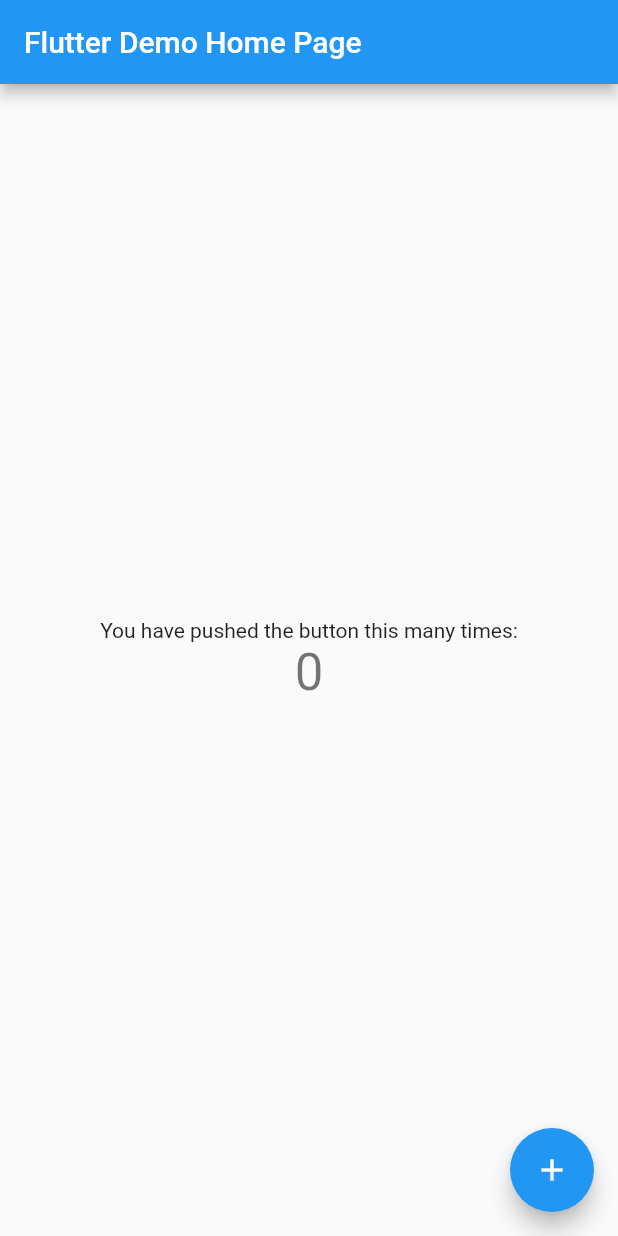
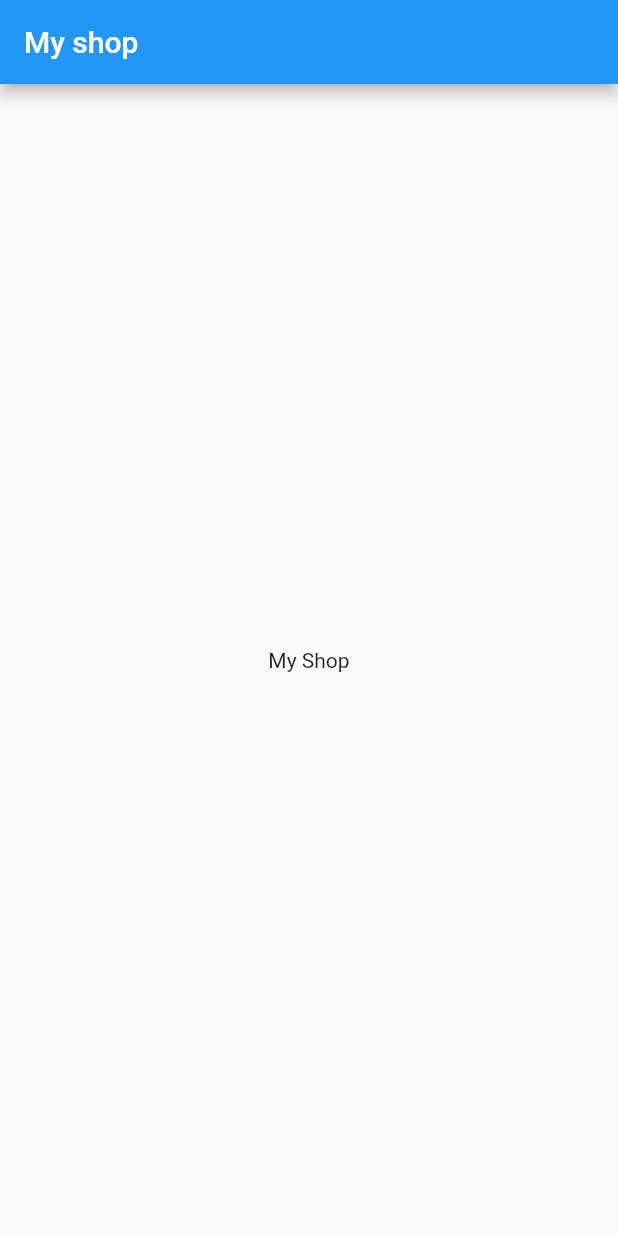
Before and after one commit to anishdhakal54/myshop-flutter, a Flutter app: the screen it shows after launch, on a phone screen of 412 x 824 dp. Run offline on Flutter 3.47's test engine with Material 2 defaults, Android fonts, the phone set to English and light mode, and no system bars.

Commit message:
main dart file edited

```diff
--- a/lib/main.dart
+++ b/lib/main.dart
@@ -26,92 +26,21 @@ class MyApp extends StatelessWidget {
         // closer together (more dense) than on mobile platforms.
         visualDensity: VisualDensity.adaptivePlatformDensity,
       ),
-      home: MyHomePage(title: 'Flutter Demo Home Page'),
+      home: MyHomePage(),
     );
   }
 }
 
-class MyHomePage extends StatefulWidget {
-  MyHomePage({Key key, this.title}) : super(key: key);
-
-  // This widget is the home page of your application. It is stateful, meaning
-  // that it has a State object (defined below) that contains fields that affect
-  // how it looks.
-
-  // This class is the configuration for the state. It holds the values (in this
-  // case the title) provided by the parent (in this case the App widget) and
-  // used by the build method of the State. Fields in a Widget subclass are
-  // always marked "final".
-
-  final String title;
-
-  @override
-  _MyHomePageState createState() => _MyHomePageState();
-}
-
-class _MyHomePageState extends State<MyHomePage> {
-  int _counter = 0;
-
-  void _incrementCounter() {
-    setState(() {
-      // This call to setState tells the Flutter framework that something has
-      // changed in this State, which causes it to rerun the build method below
-      // so that the display can reflect the updated values. If we changed
-      // _counter without calling setState(), then the build method would not be
-      // called again, and so nothing would appear to happen.
-      _counter++;
-    });
-  }
-
+class MyHomePage extends StatelessWidget {
   @override
   Widget build(BuildContext context) {
-    // This method is rerun every time setState is called, for instance as done
-    // by the _incrementCounter method above.
-    //
-    // The Flutter framework has been optimized to make rerunning build methods
-    // fast, so that you can just rebuild anything that needs updating rather
-    // than having to individually change instances of widgets.
     return Scaffold(
       appBar: AppBar(
-        // Here we take the value from the MyHomePage object that was created by
-        // the App.build method, and use it to set our appbar title.
-        title: Text(widget.title),
+        title: Text('My shop'),
       ),
       body: Center(
-        // Center is a layout widget. It takes a single child and positions it
-        // in the middle of the parent.
-        child: Column(
-          // Column is also a layout widget. It takes a list of children and
-          // arranges them vertically. By default, it sizes itself to fit its
-          // children horizontally, and tries to be as tall as its parent.
-          //
-          // Invoke "debug painting" (press "p" in the console, choose the
-          // "Toggle Debug Paint" action from the Flutter Inspector in Android
-          // Studio, or the "Toggle Debug Paint" command in Visual Studio Code)
-          // to see the wireframe for each widget.
-          //
-          // Column has various properties to control how it sizes itself and
-          // how it positions its children. Here we use mainAxisAlignment to
-          // center the children vertically; the main axis here is the vertical
-          // axis because Columns are vertical (the cross axis would be
-          // horizontal).
-          mainAxisAlignment: MainAxisAlignment.center,
-          children: <Widget>[
-            Text(
-              'You have pushed the button this many times:',
-            ),
-            Text(
-              '$_counter',
-              style: Theme.of(context).textTheme.headline4,
-            ),
-          ],
-        ),
+        child: Text('My Shop'),
       ),
-      floatingActionButton: FloatingActionButton(
-        onPressed: _incrementCounter,
-        tooltip: 'Increment',
-        child: Icon(Icons.add),
-      ), // This trailing comma makes auto-formatting nicer for build methods.
     );
   }
 }
```
